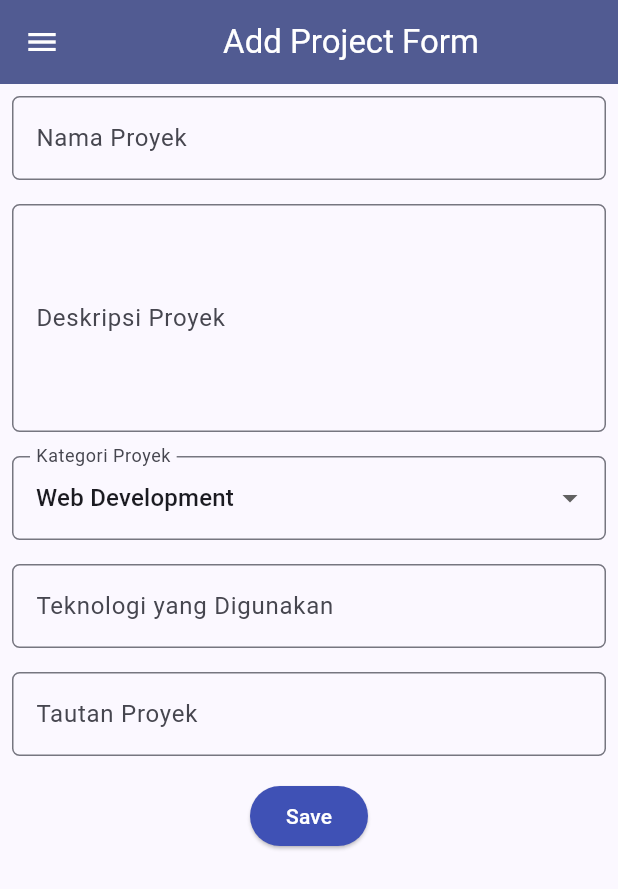
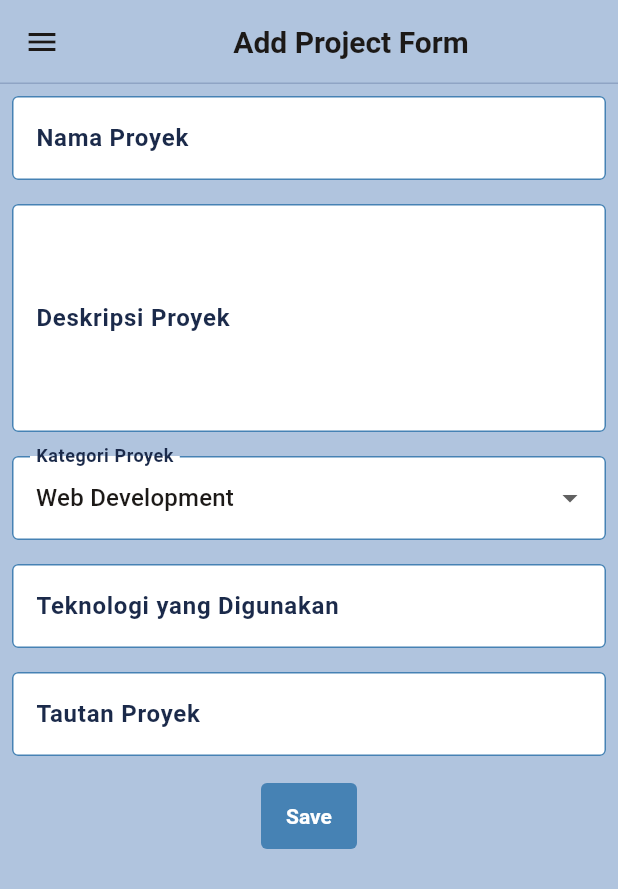
Before and after one commit to dzakwanversipacil/myportofolio_mobile, a Flutter app: the screen it shows after launch, after a tap on "Tambah Proyek", on a phone screen of 412 x 824 dp. Shown: the top 889 px of the screen. Run offline on Flutter 3.47's test engine with Material 3 defaults, Android fonts, the phone set to English and light mode, and no system bars; our stand-ins replace material_ui.

Commit message:
style: align mobile theme with web palette

```diff
--- a/lib/main.dart
+++ b/lib/main.dart
@@ -4,6 +4,7 @@ import 'package:myportofolio_mobile/screens/education_form.dart';
 import 'package:myportofolio_mobile/screens/experience_form.dart';
 import 'package:myportofolio_mobile/screens/menu.dart';
 import 'package:myportofolio_mobile/screens/project_form.dart';
+import 'package:myportofolio_mobile/theme/portfolio_theme.dart';
 
 void main() {
   runApp(const MyApp());
@@ -15,21 +16,9 @@ class MyApp extends StatelessWidget {
   // This widget is the root of your application.
   @override
   Widget build(BuildContext context) {
-    final colorScheme = ColorScheme.fromSeed(
-      seedColor: Colors.indigo,
-      secondary: Colors.amber[700],
-    );
-
     return MaterialApp(
-      title: 'MyPortofolio',
-      theme: ThemeData(
-        colorScheme: colorScheme,
-        appBarTheme: AppBarTheme(
-          backgroundColor: colorScheme.primary,
-          foregroundColor: colorScheme.onPrimary,
-        ),
-        useMaterial3: true,
-      ),
+      title: 'Dzakwan Farabi Al Muzhaffar - Portofolio',
+      theme: PortfolioTheme.lightTheme,
       initialRoute: AppRoutes.home,
       routes: {
         AppRoutes.home: (_) => const MyHomePage(),
--- a/lib/screens/project_form.dart
+++ b/lib/screens/project_form.dart
@@ -43,9 +43,6 @@ class _ProjectFormPageState extends State<ProjectFormPage> {
                   decoration: InputDecoration(
                     hintText: "Nama Proyek",
                     labelText: "Nama Proyek",
-                    border: OutlineInputBorder(
-                      borderRadius: BorderRadius.circular(5.0),
-                    ),
                   ),
                   onChanged: (String? value) {
                     setState(() {
@@ -69,9 +66,6 @@ class _ProjectFormPageState extends State<ProjectFormPage> {
                   decoration: InputDecoration(
                     hintText: "Deskripsi Proyek",
                     labelText: "Deskripsi Proyek",
-                    border: OutlineInputBorder(
-                      borderRadius: BorderRadius.circular(5.0),
-                    ),
                   ),
                   onChanged: (String? value) {
                     setState(() {
@@ -91,12 +85,7 @@ class _ProjectFormPageState extends State<ProjectFormPage> {
               Padding(
                 padding: const EdgeInsets.all(8.0),
                 child: DropdownButtonFormField<String>(
-                  decoration: InputDecoration(
-                    labelText: "Kategori Proyek",
-                    border: OutlineInputBorder(
-                      borderRadius: BorderRadius.circular(5.0),
-                    ),
-                  ),
+                  decoration: InputDecoration(labelText: "Kategori Proyek"),
                   initialValue: _category,
                   items: _categories
                       .map(
@@ -121,9 +110,6 @@ class _ProjectFormPageState extends State<ProjectFormPage> {
                   decoration: InputDecoration(
                     hintText: "Contoh: Flutter, Django, Figma",
                     labelText: "Teknologi yang Digunakan",
-                    border: OutlineInputBorder(
-                      borderRadius: BorderRadius.circular(5.0),
-                    ),
                   ),
                   onChanged: (String? value) {
                     setState(() {
@@ -140,9 +126,6 @@ class _ProjectFormPageState extends State<ProjectFormPage> {
                   decoration: InputDecoration(
                     hintText: "URL Proyek (opsional)",
                     labelText: "Tautan Proyek",
-                    border: OutlineInputBorder(
-                      borderRadius: BorderRadius.circular(5.0),
-                    ),
                   ),
                   onChanged: (String? value) {
                     setState(() {
@@ -158,9 +141,6 @@ class _ProjectFormPageState extends State<ProjectFormPage> {
                 child: Padding(
                   padding: const EdgeInsets.all(8.0),
                   child: ElevatedButton(
-                    style: ButtonStyle(
-                      backgroundColor: WidgetStateProperty.all(Colors.indigo),
-                    ),
                     onPressed: () {
                       if (_formKey.currentState!.validate()) {
                         showDialog(
@@ -194,10 +174,7 @@ class _ProjectFormPageState extends State<ProjectFormPage> {
                         );
                       }
                     },
-                    child: const Text(
-                      "Save",
-                      style: TextStyle(color: Colors.white),
-                    ),
+                    child: const Text("Save"),
                   ),
                 ),
               ),
--- /dev/null
+++ b/lib/theme/portfolio_theme.dart
@@ -0,0 +1,143 @@
+import 'package:material_ui/material_ui.dart';
+
+abstract final class PortfolioTheme {
+  static const ink = Color(0xFF1C1917);
+  static const paper = Color(0xFFB0C4DE);
+  static const cardBackground = Color(0xFFFFFFFF);
+  static const accent = Color(0xFF4682B4);
+  static const accentDark = Color(0xFF1B2A4A);
+  static const line = Color(0xFF8FA4C4);
+  static const textMuted = Color(0xFF4A5568);
+  static const danger = Color(0xFFB42318);
+  static const radius = 4.0;
+
+  static ThemeData get lightTheme {
+    final colorScheme =
+        ColorScheme.fromSeed(
+          seedColor: accent,
+          brightness: Brightness.light,
+        ).copyWith(
+          primary: accent,
+          onPrimary: cardBackground,
+          secondary: ink,
+          onSecondary: cardBackground,
+          surface: cardBackground,
+          onSurface: ink,
+          error: danger,
+          outline: line,
+        );
+
+    const roundedRectangle = RoundedRectangleBorder(
+      borderRadius: BorderRadius.all(Radius.circular(radius)),
+    );
+
+    return ThemeData(
+      useMaterial3: true,
+      colorScheme: colorScheme,
+      scaffoldBackgroundColor: paper,
+      dividerColor: line,
+      appBarTheme: const AppBarTheme(
+        backgroundColor: paper,
+        foregroundColor: ink,
+        elevation: 0,
+        scrolledUnderElevation: 0,
+        shape: Border(bottom: BorderSide(color: line)),
+        titleTextStyle: TextStyle(
+          color: ink,
+          fontSize: 20,
+          fontWeight: FontWeight.w700,
+        ),
+      ),
+      cardTheme: const CardThemeData(
+        color: cardBackground,
+        elevation: 0,
+        margin: EdgeInsets.zero,
+        shape: RoundedRectangleBorder(
+          borderRadius: BorderRadius.all(Radius.circular(radius)),
+          side: BorderSide(color: line),
+        ),
+      ),
+      drawerTheme: const DrawerThemeData(
+        backgroundColor: paper,
+        shape: RoundedRectangleBorder(),
+      ),
+      listTileTheme: const ListTileThemeData(
+        iconColor: textMuted,
+        textColor: ink,
+        selectedColor: accentDark,
+        selectedTileColor: cardBackground,
+        shape: roundedRectangle,
+      ),
+      inputDecorationTheme: const InputDecorationTheme(
+        filled: true,
+        fillColor: cardBackground,
+        labelStyle: TextStyle(color: accentDark, fontWeight: FontWeight.w600),
+        hintStyle: TextStyle(color: textMuted),
+        border: OutlineInputBorder(
+          borderRadius: BorderRadius.all(Radius.circular(radius)),
+          borderSide: BorderSide(color: accent),
+        ),
+        enabledBorder: OutlineInputBorder(
+          borderRadius: BorderRadius.all(Radius.circular(radius)),
+          borderSide: BorderSide(color: accent),
+        ),
+        focusedBorder: OutlineInputBorder(
+          borderRadius: BorderRadius.all(Radius.circular(radius)),
+          borderSide: BorderSide(color: accent, width: 2),
+        ),
+        errorBorder: OutlineInputBorder(
+          borderRadius: BorderRadius.all(Radius.circular(radius)),
+          borderSide: BorderSide(color: danger),
+        ),
+        focusedErrorBorder: OutlineInputBorder(
+          borderRadius: BorderRadius.all(Radius.circular(radius)),
+          borderSide: BorderSide(color: danger, width: 2),
+        ),
+      ),
+      filledButtonTheme: FilledButtonThemeData(
+        style: FilledButton.styleFrom(
+          backgroundColor: accent,
+          foregroundColor: cardBackground,
+          shape: roundedRectangle,
+          textStyle: const TextStyle(fontWeight: FontWeight.w700),
+          padding: const EdgeInsets.symmetric(horizontal: 16, vertical: 14),
+        ),
+      ),
+      elevatedButtonTheme: ElevatedButtonThemeData(
+        style: ElevatedButton.styleFrom(
+          backgroundColor: accent,
+          foregroundColor: cardBackground,
+          elevation: 0,
+          shape: roundedRectangle,
+          textStyle: const TextStyle(fontWeight: FontWeight.w700),
+          padding: const EdgeInsets.symmetric(horizontal: 16, vertical: 14),
+        ),
+      ),
+      textButtonTheme: TextButtonThemeData(
+        style: TextButton.styleFrom(
+          foregroundColor: accentDark,
+          shape: roundedRectangle,
+          textStyle: const TextStyle(fontWeight: FontWeight.w700),
+        ),
+      ),
+      dialogTheme: const DialogThemeData(
+        backgroundColor: paper,
+        shape: roundedRectangle,
+        titleTextStyle: TextStyle(
+          color: ink,
+          fontSize: 22,
+          fontWeight: FontWeight.w700,
+        ),
+      ),
+      snackBarTheme: const SnackBarThemeData(
+        backgroundColor: cardBackground,
+        contentTextStyle: TextStyle(color: ink),
+        behavior: SnackBarBehavior.floating,
+        shape: RoundedRectangleBorder(
+          borderRadius: BorderRadius.all(Radius.circular(radius)),
+          side: BorderSide(color: line),
+        ),
+      ),
+    );
+  }
+}
```
